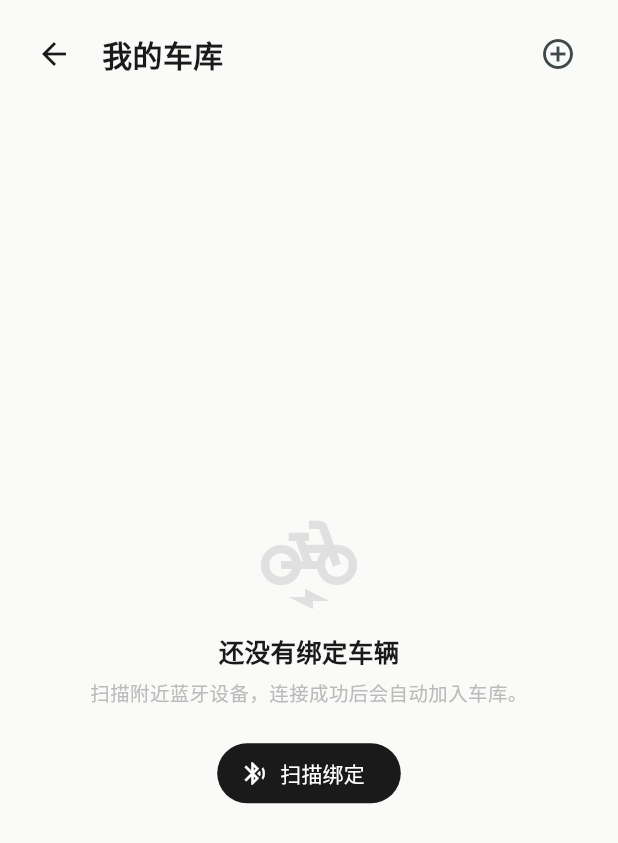
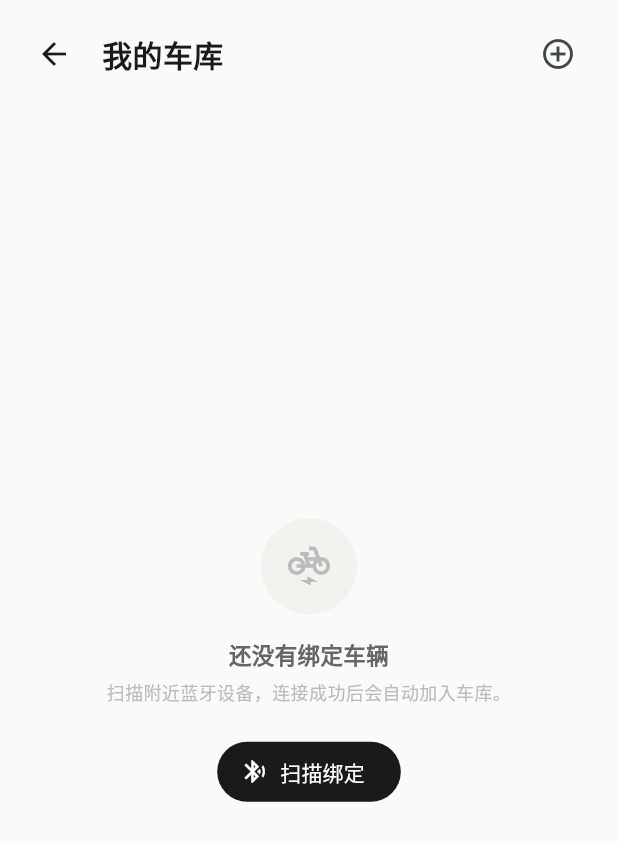
Before and after one commit to ch6vip/tailg-ble-app, a Flutter app: the GaragePage screen opened directly, on a phone screen of 412 x 824 dp. Shown: the top 843 px of the screen. Run offline on Flutter 3.47's test engine with Material 3 defaults, Android fonts, the phone set to English and light mode, and no system bars; our stand-ins replace flutter_blue_plus, flutter_map, flutter_secure_storage, geolocator, latlong2, permission_handler and 1 more; missing offline and left inert: encrypt; accounts and stored records are empty.

```diff
--- a/lib/pages/garage_page.dart
+++ b/lib/pages/garage_page.dart
@@ -74,30 +74,14 @@ class _EmptyGarage extends StatelessWidget {
   @override
   Widget build(BuildContext context) {
     return Center(
-      child: Padding(
-        padding: const EdgeInsets.symmetric(horizontal: 32),
       child: Column(
         mainAxisSize: MainAxisSize.min,
         children: [
-            Icon(
-              Icons.electric_bike_outlined,
-              size: 64,
-              color: Colors.grey.shade300,
-            ),
-            const SizedBox(height: 14),
-            const Text(
-              '还没有绑定车辆',
-              style: TextStyle(
-                fontSize: 17,
-                fontWeight: FontWeight.w600,
-                color: AppColors.textPrimary,
-              ),
-            ),
-            const SizedBox(height: 6),
-            const Text(
-              '扫描附近蓝牙设备，连接成功后会自动加入车库。',
-              textAlign: TextAlign.center,
-              style: TextStyle(fontSize: 13, color: AppColors.textTertiary),
+          const AppEmptyState(
+            icon: Icons.electric_bike_outlined,
+            title: '还没有绑定车辆',
+            subtitle: '扫描附近蓝牙设备，连接成功后会自动加入车库。',
+            padding: EdgeInsets.symmetric(horizontal: 40, vertical: 0),
           ),
           const SizedBox(height: 20),
           FilledButton.icon(
@@ -106,7 +90,6 @@ class _EmptyGarage extends StatelessWidget {
             label: const Text('扫描绑定'),
           ),
         ],
-        ),
       ),
     );
   }
--- a/lib/pages/log_page.dart
+++ b/lib/pages/log_page.dart
@@ -198,7 +198,11 @@ class _LogList extends StatelessWidget {
   Widget build(BuildContext context) {
     if (entries.isEmpty) {
       return const Center(
-        child: Text('暂无日志', style: TextStyle(color: AppColors.textTertiary)),
+        child: AppEmptyState(
+          icon: Icons.receipt_long_outlined,
+          title: '暂无日志',
+          subtitle: '蓝牙连接、控车与诊断操作的运行日志会显示在这里。',
+        ),
       );
     }
     return ListView.builder(
--- a/lib/widgets/app_chrome.dart
+++ b/lib/widgets/app_chrome.dart
@@ -189,3 +189,118 @@ class ConnectionStatusBanner extends StatelessWidget {
     );
   }
 }
+
+/// 极简骨架占位：浅灰圆角条配上呼吸式高光，用于数据加载/待读取态，
+/// 替代静态的「等待数据 / 待读取」文字，给出更高级的加载反馈。
+class AppSkeleton extends StatefulWidget {
+  final double width;
+  final double height;
+  final BorderRadius? borderRadius;
+
+  const AppSkeleton({
+    super.key,
+    required this.width,
+    this.height = 12,
+    this.borderRadius,
+  });
+
+  @override
+  State<AppSkeleton> createState() => _AppSkeletonState();
+}
+
+class _AppSkeletonState extends State<AppSkeleton>
+    with SingleTickerProviderStateMixin {
+  late final AnimationController _controller = AnimationController(
+    vsync: this,
+    duration: const Duration(milliseconds: 1200),
+  )..repeat(reverse: true);
+
+  @override
+  void dispose() {
+    _controller.dispose();
+    super.dispose();
+  }
+
+  @override
+  Widget build(BuildContext context) {
+    final radius =
+        widget.borderRadius ?? BorderRadius.circular(widget.height / 2);
+    return AnimatedBuilder(
+      animation: _controller,
+      builder: (context, _) {
+        final t = Curves.easeInOut.transform(_controller.value);
+        return Container(
+          width: widget.width,
+          height: widget.height,
+          decoration: BoxDecoration(
+            color: Color.lerp(
+              const Color(0xFFEDEDEA),
+              const Color(0xFFF7F7F4),
+              t,
+            ),
+            borderRadius: radius,
+          ),
+        );
+      },
+    );
+  }
+}
+
+/// 极简空状态：圆形浅底图标 + 标题 + 副标题，统一各页面的空白区表达。
+class AppEmptyState extends StatelessWidget {
+  final IconData icon;
+  final String title;
+  final String? subtitle;
+  final EdgeInsetsGeometry padding;
+
+  const AppEmptyState({
+    super.key,
+    required this.icon,
+    required this.title,
+    this.subtitle,
+    this.padding = const EdgeInsets.symmetric(horizontal: 40, vertical: 48),
+  });
+
+  @override
+  Widget build(BuildContext context) {
+    return Padding(
+      padding: padding,
+      child: Column(
+        mainAxisSize: MainAxisSize.min,
+        children: [
+          Container(
+            width: 64,
+            height: 64,
+            decoration: const BoxDecoration(
+              color: Color(0xFFF2F2EF),
+              shape: BoxShape.circle,
+            ),
+            child: Icon(icon, size: 28, color: AppColors.textTertiary),
+          ),
+          const SizedBox(height: 16),
+          Text(
+            title,
+            textAlign: TextAlign.center,
+            style: const TextStyle(
+              fontSize: 15,
+              fontWeight: FontWeight.w700,
+              color: AppColors.textSecondary,
+            ),
+          ),
+          if (subtitle != null) ...[
+            const SizedBox(height: 6),
+            Text(
+              subtitle!,
+              textAlign: TextAlign.center,
+              style: const TextStyle(
+                fontSize: 12,
+                height: 1.5,
+                color: AppColors.textTertiary,
+              ),
+            ),
+          ],
+        ],
+      ),
+    );
+  }
+}
```
Also changed, not shown: lib/pages/battery_details_page.dart (+9 -4 lines), lib/pages/control_page_home_status.dart (+34 -4 lines), lib/pages/vehicle_message_page.dart (+5 -28 lines). Lines whose indentation alone changed are shown as unchanged.
